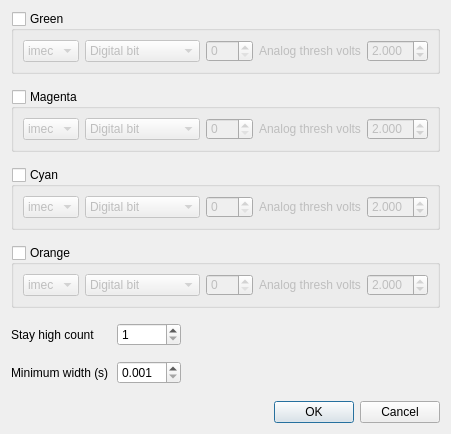
First picture: the form in Forms/ColorTTLDialog.ui, repository billkarsh/SpikeGLX, before the edit.
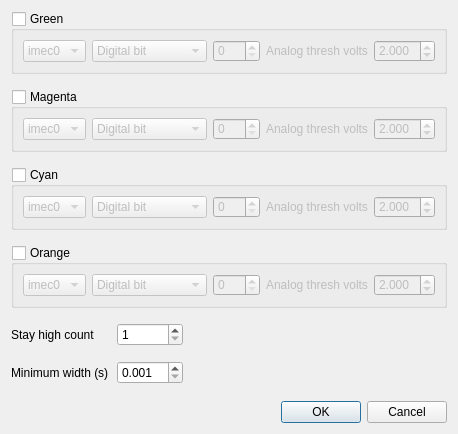
Second picture: the form after the edit.

Commit message: Hardcode GUI stream CBs to "imec0" (for now)

What changed in the file:
```diff
--- a/Forms/ColorTTLDialog.ui
+++ b/Forms/ColorTTLDialog.ui
@@ -9,7 +9,7 @@
    <rect>
     <x>0</x>
     <y>0</y>
-    <width>403</width>
+    <width>401</width>
     <height>410</height>
    </rect>
   </property>
@@ -39,7 +39,7 @@
        <widget class="QComboBox" name="stream0CB">
         <item>
          <property name="text">
-          <string>imec</string>
+          <string>imec0</string>
          </property>
         </item>
         <item>
@@ -142,7 +142,7 @@
        <widget class="QComboBox" name="stream1CB">
         <item>
          <property name="text">
-          <string>imec</string>
+          <string>imec0</string>
          </property>
         </item>
         <item>
@@ -245,7 +245,7 @@
        <widget class="QComboBox" name="stream2CB">
         <item>
          <property name="text">
-          <string>imec</string>
+          <string>imec0</string>
          </property>
         </item>
         <item>
@@ -348,7 +348,7 @@
        <widget class="QComboBox" name="stream3CB">
         <item>
          <property name="text">
-          <string>imec</string>
+          <string>imec0</string>
          </property>
         </item>
         <item>
```
The commit also changes 4 other files.
